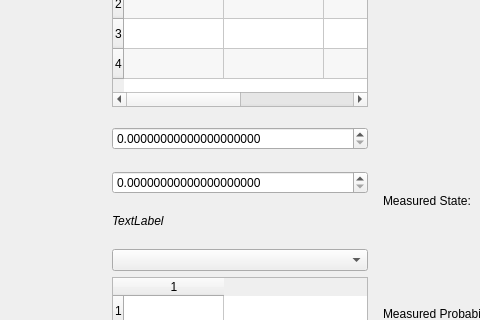
Qt form qcp/gui/form.ui (Tiernan8r/quantum_computing_project) before a commit; both pictures show x 191 to 671 and y 374 to 694 of the 796 by 1370 pixel window.
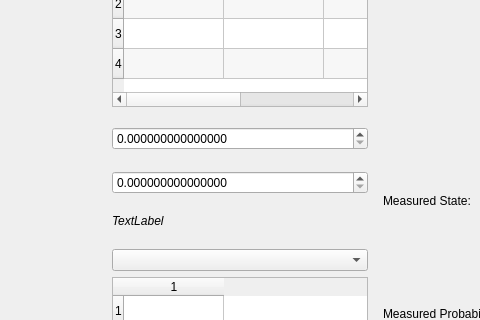
The same form after that commit.

Commit message: reduce decimal points from 20 -> 15 in phi fields (#103)

The edit to the form file:
```diff
--- a/qcp/gui/form.ui
+++ b/qcp/gui/form.ui
@@ -453,7 +453,7 @@
              <item row="6" column="2">
               <widget class="QDoubleSpinBox" name="phi_1_spin_box">
                <property name="decimals">
-                <number>20</number>
+                <number>15</number>
                </property>
                <property name="maximum">
                 <double>1.000000000000000</double>
@@ -509,7 +509,7 @@
              <item row="8" column="2">
               <widget class="QDoubleSpinBox" name="phi_2_spinbox">
                <property name="decimals">
-                <number>20</number>
+                <number>15</number>
                </property>
                <property name="maximum">
                 <double>1.000000000000000</double>
```
